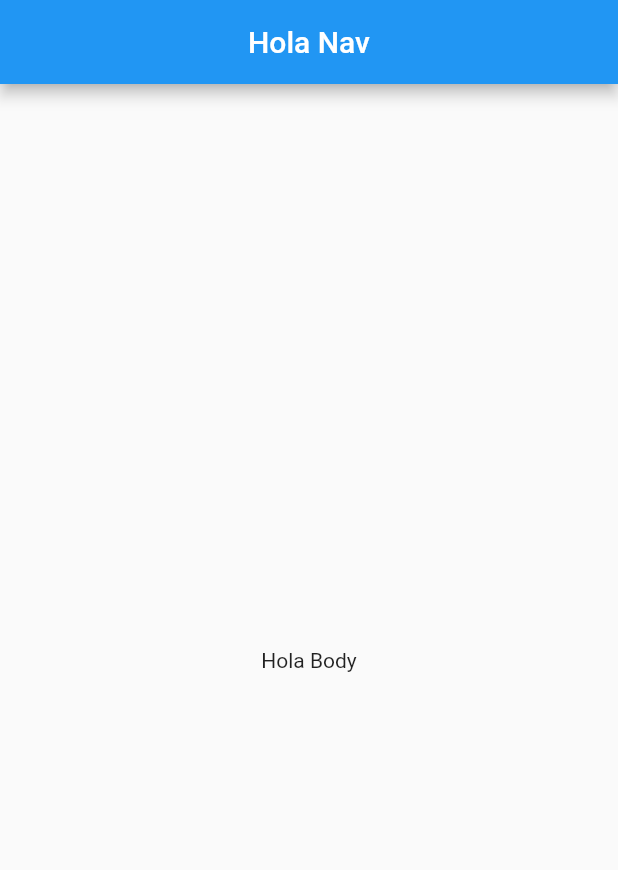
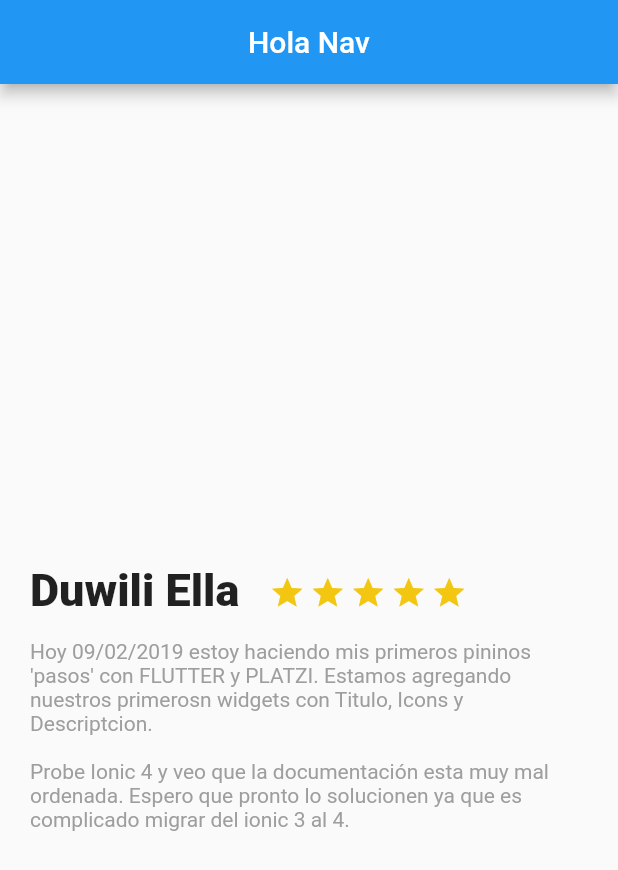
Before and after one commit to KatherinAguilera/flutterApp, a Flutter app: the screen it shows after launch, on a phone screen of 412 x 824 dp. Shown: the top 870 px of the screen. Run offline on Flutter 3.47's test engine with Material 2 defaults, Android fonts, the phone set to English and light mode, and no system bars.

Commit message:
Flutter Widgets: Container, Text, Icon, Row

```diff
--- /dev/null
+++ b/lib/description_place.dart
@@ -0,0 +1,67 @@
+import 'package:flutter/material.dart';
+
+class DescriptionPlace extends StatelessWidget {
+  @override
+  Widget build(BuildContext context){
+    final star =Container (
+      margin: EdgeInsets.only(
+        top: 323.0,
+        right: 3.0
+      ),
+      child: Icon(
+        Icons.star,
+        color: Color(0xFFF2C611),
+      ),
+    );
+
+    final title_starts = Row(
+      children: <Widget>[
+      Container(
+        margin: EdgeInsets.only(
+          top: 320.0,
+          left:  20.0,
+          right: 20.0
+        ),
+        child: Text(
+          "Duwili Ella",
+          style: TextStyle(
+            fontSize: 30.0,
+            fontWeight: FontWeight.w900
+            ),
+            textAlign: TextAlign.left,
+        ),
+        ),
+        Row(
+          children: <Widget>[
+            star,
+            star,
+            star,
+            star,
+            star
+          ],
+          )
+      ],
+    );
+ final description = Container(
+      margin: EdgeInsets.only(
+        top:15.0,
+        left: 20.0,
+        right: 20.0
+      ),
+      child: Text(
+        "Hoy 09/02/2019 estoy haciendo mis primeros pininos 'pasos' con FLUTTER y PLATZI. Estamos agregando nuestros primerosn widgets con Titulo, Icons y Descriptcion.\n\nProbe Ionic 4 y veo que la documentación esta muy mal ordenada. Espero que pronto lo solucionen ya que es complicado migrar del ionic 3 al 4.",
+        textAlign: TextAlign.left,
+        style: TextStyle(
+          color: Colors.grey
+        ),
+      ),
+    );
+    final content_places = Column(
+      children: <Widget>[
+        title_starts,
+        description
+      ],
+    );
+    return content_places;
+  }
+}
--- a/lib/main.dart
+++ b/lib/main.dart
@@ -1,5 +1,5 @@
 import 'package:flutter/material.dart';
-
+import 'description_place.dart';
 void main() => runApp(MyApp());
 
 class MyApp extends StatelessWidget {
@@ -10,15 +10,6 @@ class MyApp extends StatelessWidget {
       debugShowCheckedModeBanner: false,
       title: 'Flutter Demo',
       theme: ThemeData(
-        // This is the theme of your application.
-        //
-        // Try running your application with "flutter run". You'll see the
-        // application has a blue toolbar. Then, without quitting the app, try
-        // changing the primarySwatch below to Colors.green and then invoke
-        // "hot reload" (press "r" in the console where you ran "flutter run",
-        // or simply save your changes to "hot reload" in a Flutter IDE).
-        // Notice that the counter didn't reset back to zero; the application
-        // is not restarted.
         primarySwatch: Colors.blue,
       ),
       home: Scaffold (
@@ -27,9 +18,7 @@ class MyApp extends StatelessWidget {
             child: Text("Hola Nav"),
             )
         ),
-        body: Center(
-          child: Text("Hola Body"),
-        ),
+        body: new DescriptionPlace(),
       )
       //MyHomePage(title: 'Flutter Demo Home Page'),
     );
```
